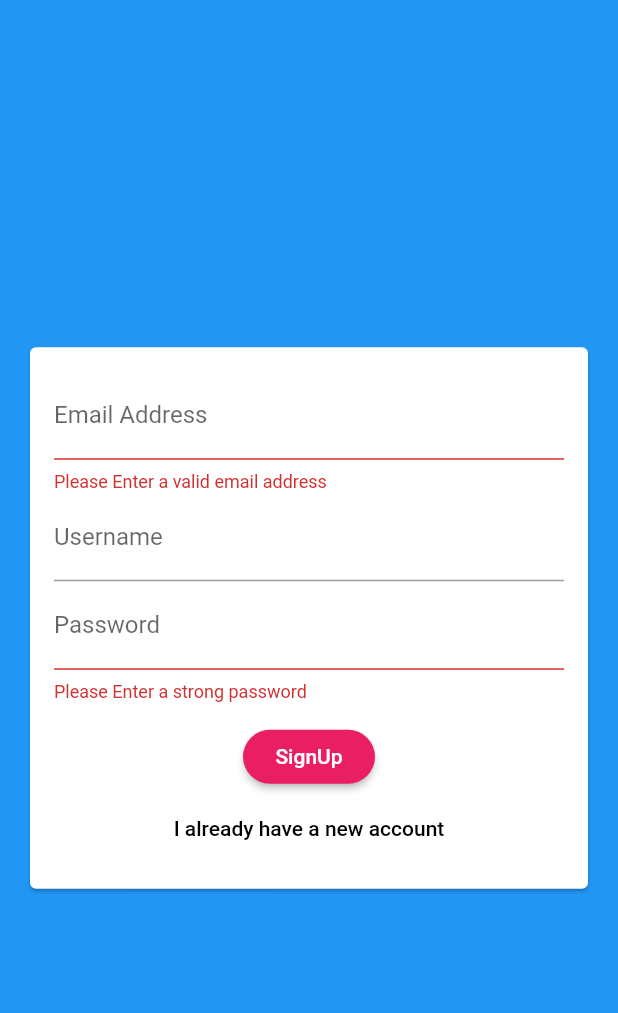
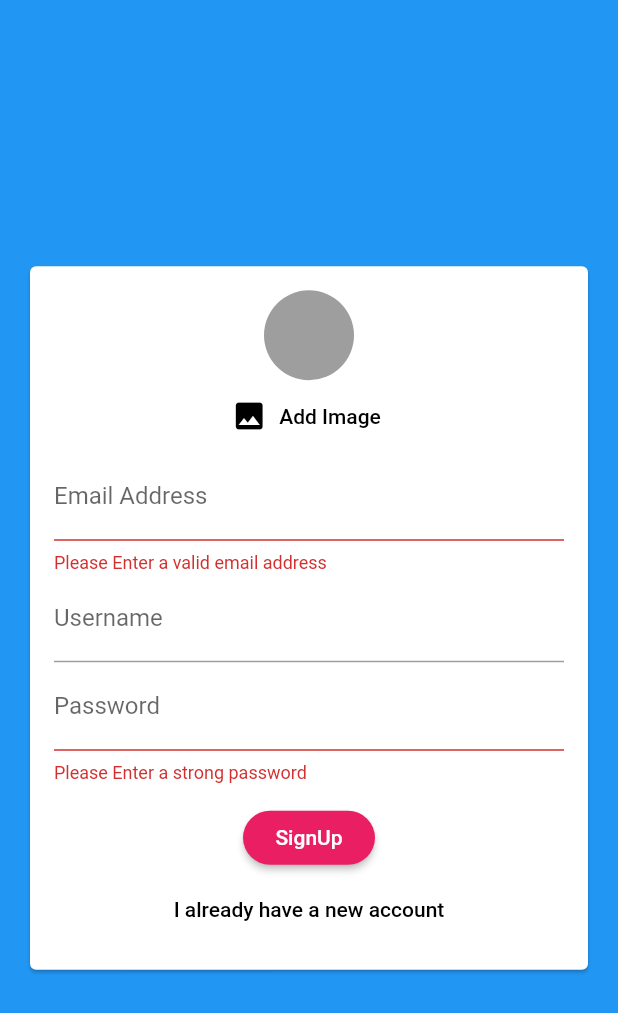
Before and after one commit to mnnkhndlwl/Flutter_chat_app, a Flutter app: the screen it shows after launch, after a tap on "Login", after a tap on "Create New Account", on a phone screen of 412 x 824 dp. Shown: the top 1013 px of the screen. Run offline on Flutter 3.47's test engine with Material 2 defaults, Android fonts, the phone set to English and light mode, and no system bars; our stand-ins replace cloud_firestore, firebase_auth, firebase_storage, image_picker; accounts and stored records are empty.

```diff
--- a/lib/screens/auth_screen.dart
+++ b/lib/screens/auth_screen.dart
@@ -3,6 +3,8 @@ import 'package:flutter/services.dart';
 import '../widgets/auth/auth_form.dart';
 import 'package:firebase_auth/firebase_auth.dart';
 import 'package:cloud_firestore/cloud_firestore.dart';
+import 'dart:io';
+import 'package:firebase_storage/firebase_storage.dart';
 
 class AuthScreen extends StatefulWidget {
   @override
@@ -17,6 +19,7 @@ class _AuthScreenState extends State<AuthScreen> {
     String email,
     String password,
     String userName,
+    File image,
     bool isLogin,
     BuildContext ctx,
   ) async {
@@ -36,10 +39,24 @@ class _AuthScreenState extends State<AuthScreen> {
           email: email,
           password: password,
         );
-      await Firestore.instance.collection('users').document(authResult.user.uid).setData({
-        'username' : userName,
-        'email' : email,
-      });
+
+        final ref = FirebaseStorage.instance
+            .ref()
+            .child('user_image')
+            .child(authResult.user.uid + '.jpg');
+
+        await ref.putFile(image).onComplete;
+
+        final url = await ref.getDownloadURL();
+
+        await Firestore.instance
+            .collection('users')
+            .document(authResult.user.uid)
+            .setData({
+          'username': userName,
+          'email': email,
+          'image_url' : url,
+        });
       }
     } on PlatformException catch (err) {
       var message = 'An error occurred please check your creadentials';
@@ -57,7 +74,7 @@ class _AuthScreenState extends State<AuthScreen> {
       });
     } catch (err) {
       print(err);
-       setState(() {
+      setState(() {
         _isLoading = false;
       });
     }
--- a/lib/widgets/auth/auth_form.dart
+++ b/lib/widgets/auth/auth_form.dart
@@ -1,5 +1,7 @@
 import 'package:flutter/foundation.dart';
 import 'package:flutter/material.dart';
+import '../pickers/user_image_picker.dart';
+import 'dart:io';
 
 class AuthForm extends StatefulWidget {
   AuthForm(this.submitFn, this.isLoading);
@@ -9,6 +11,7 @@ class AuthForm extends StatefulWidget {
     String email,
     String password,
     String userName,
+    File image,
     bool isLogin,
     BuildContext ctx,
   ) submitFn;
@@ -23,15 +26,36 @@ class _AuthFormState extends State<AuthForm> {
   String _userEmail = '';
   String _userName = '';
   String _userPassword = '';
+  File _userImageFile;
+
+  void _pickedImage(File image) {
+    _userImageFile = image;
+  }
 
   void _trySubmit() {
     final isValid = _formKey.currentState.validate();
     FocusScope.of(context).unfocus();
 
+    if (_userImageFile == null && !_isLogin) {
+      Scaffold.of(context).showSnackBar(
+        SnackBar(
+          content: Text('Please pick an Image...'),
+          backgroundColor: Theme.of(context).errorColor,
+        ),
+      );
+      return;
+    }
+
     if (isValid) {
       _formKey.currentState.save();
-      widget.submitFn(_userEmail.trim(), _userPassword.trim(), _userName.trim(),
-          _isLogin, context);
+      widget.submitFn(
+        _userEmail.trim(),
+        _userPassword.trim(),
+        _userName.trim(),
+        _userImageFile,
+        _isLogin,
+        context,
+      );
     }
   }
 
@@ -46,6 +70,7 @@ class _AuthFormState extends State<AuthForm> {
           child: Form(
             key: _formKey,
             child: Column(mainAxisSize: MainAxisSize.min, children: <Widget>[
+              if (!_isLogin) UserImagePicker(_pickedImage),
               TextFormField(
                 key: ValueKey('email'),
                 validator: (value) {
--- a/lib/widgets/chat/messages.dart
+++ b/lib/widgets/chat/messages.dart
@@ -29,6 +29,7 @@ class Messages extends StatelessWidget {
             itemBuilder: (ctx, index) => MessageBubble(
               chatDocs[index]['text'],
               chatDocs[index]['username'],
+              chatDocs[index]['userImage'],
               chatDocs[index]['userId'] == futureSnapshot.data.uid,
               key: ValueKey(chatDocs[index].documentID),
             ),
--- a/lib/widgets/chat/new_message.dart
+++ b/lib/widgets/chat/new_message.dart
@@ -20,6 +20,7 @@ class _NewMessageState extends State<NewMessage> {
       'createdAt': Timestamp.now(),
       'userId' : user.uid,
       'username': userData['username'],
+      'userImage': userData['image_url'],
     });
     _controller.clear();
   }
--- /dev/null
+++ b/lib/widgets/pickers/user_image_picker.dart
@@ -0,0 +1,48 @@
+import 'package:flutter/material.dart';
+import 'package:image_picker/image_picker.dart';
+import 'dart:io';
+
+class UserImagePicker extends StatefulWidget {
+  UserImagePicker(this.imagePickFn);
+
+  final void Function(File pickedImage) imagePickFn;
+
+  @override
+  State<UserImagePicker> createState() => _UserImagePickerState();
+}
+
+class _UserImagePickerState extends State<UserImagePicker> {
+  File _pickedImage;
+
+  void _pickImage() async {
+    final pickedImageFile = await ImagePicker.pickImage(
+      source: ImageSource.camera,
+      imageQuality: 50,
+      maxWidth: 150,
+
+    );
+    setState(() {
+      _pickedImage = pickedImageFile;
+    });
+    widget.imagePickFn(pickedImageFile);
+  }
+
+  @override
+  Widget build(BuildContext context) {
+    return Column(
+      children: <Widget>[
+        CircleAvatar(
+          radius: 30,
+          backgroundColor: Colors.grey,
+          backgroundImage:
+              _pickedImage != null ? FileImage(_pickedImage) : null,
+        ),
+        FlatButton.icon(
+          onPressed: _pickImage,
+          icon: Icon(Icons.image),
+          label: Text('Add Image'),
+        ),
+      ],
+    );
+  }
+}
--- a/pubspec.yaml
+++ b/pubspec.yaml
@@ -24,8 +24,10 @@ dependencies:
   # Use with the CupertinoIcons class for iOS style icons.
   cupertino_icons: ^0.1.2
   cloud_firestore: ^0.13.5
-  firebase_core: ^0.4.4
-  firebase_auth: ^0.16.1
+  firebase_auth: ^0.16.0
+  image_picker: ^0.6.5+3
+  firebase_storage: ^3.1.5
+  firebase_messaging: ^6.0.13
 
 dev_dependencies:
   flutter_test:
```
Also changed, not shown: lib/widgets/chat/message_bubble.dart (+25 -6 lines), pubspec.lock.
